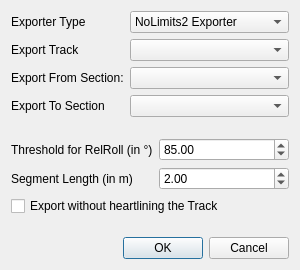
First picture: the form in ui/exportui.ui, repository xwaldo/openFVD, before the edit.
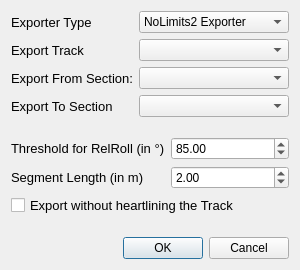
Second picture: the form after the edit.

Diff of the .ui file:
```diff
--- a/ui/exportui.ui
+++ b/ui/exportui.ui
@@ -39,6 +39,11 @@
      </item>
      <item row="2" column="0">
       <widget class="QLabel" name="exportFromLabel">
+       <property name="font">
+        <font>
+         <pointsize>10</pointsize>
+        </font>
+       </property>
        <property name="text">
         <string>Export From Section:</string>
        </property>
@@ -46,6 +51,11 @@
      </item>
      <item row="0" column="0">
       <widget class="QLabel" name="exportTypeLabel">
+       <property name="font">
+        <font>
+         <pointsize>10</pointsize>
+        </font>
+       </property>
        <property name="text">
         <string>Exporter Type</string>
        </property>
@@ -56,6 +66,11 @@
      </item>
      <item row="3" column="0">
       <widget class="QLabel" name="exportToLabel">
+       <property name="font">
+        <font>
+         <pointsize>10</pointsize>
+        </font>
+       </property>
        <property name="text">
         <string>Export To Section</string>
        </property>
@@ -63,6 +78,11 @@
      </item>
      <item row="1" column="0">
       <widget class="QLabel" name="exportTrackLabel">
+       <property name="font">
+        <font>
+         <pointsize>10</pointsize>
+        </font>
+       </property>
        <property name="text">
         <string>Export Track</string>
        </property>
@@ -122,6 +142,11 @@
        <layout class="QGridLayout" name="nl1_layout">
         <item row="2" column="0" colspan="2">
          <widget class="QCheckBox" name="noHeartLineBox">
+          <property name="font">
+           <font>
+            <pointsize>10</pointsize>
+           </font>
+          </property>
           <property name="text">
            <string>Export without heartlining the Track</string>
           </property>
@@ -129,6 +154,11 @@
         </item>
         <item row="1" column="0">
          <widget class="QLabel" name="exportMPerNodeLabel">
+          <property name="font">
+           <font>
+            <pointsize>10</pointsize>
+           </font>
+          </property>
           <property name="text">
            <string>Segment Length (in m)</string>
           </property>
@@ -152,6 +182,11 @@
         </item>
         <item row="0" column="0">
          <widget class="QLabel" name="relThreshLabel">
+          <property name="font">
+           <font>
+            <pointsize>10</pointsize>
+           </font>
+          </property>
           <property name="text">
            <string>Threshold for RelRoll (in °)</string>
           </property>
```
Left out of the diff: 8 changed lines with no effect on the pictures.
